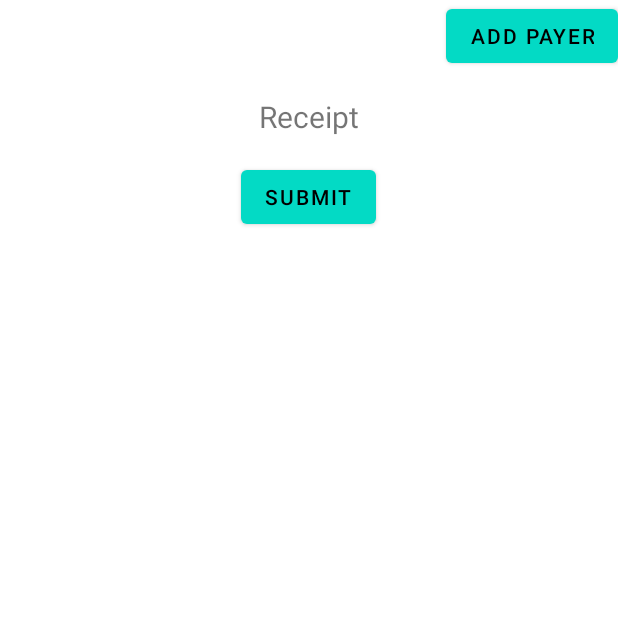
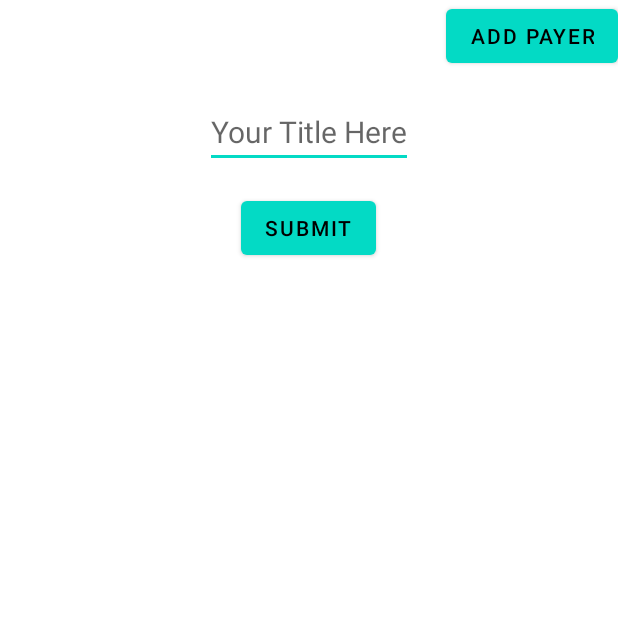
Before and after one commit to johnbkariuki/CS65-Project, an Android app: the ReceiptActivity screen opened directly, with no data from a screen before it, on a phone screen of 412 x 824 dp, the top half of it. Run offline under Robolectric (Android 15) with nearby library versions, the phone set to English and light mode, and no system bars; our stand-ins replace Firebase (no records; nobody signed in at launch, a user with empty details on screens opened directly), navigation-ui; libraries missing offline, so code that uses them is left out: com.google.mlkit.vision, com.theartofdev.edmodo; 4 statements that could not run were skipped.

Commit message:
added history

```diff
--- a/CheckMate/app/build.gradle
+++ b/CheckMate/app/build.gradle
@@ -88,4 +88,5 @@ dependencies {
     implementation "androidx.room:room-ktx:2.3.0"
     kapt "androidx.room:room-compiler:2.3.0"
     androidTestImplementation "androidx.room:room-testing:2.3.0"
+    implementation "androidx.lifecycle:lifecycle-livedata-ktx:2.4.0"
 }
--- a/CheckMate/app/src/main/AndroidManifest.xml
+++ b/CheckMate/app/src/main/AndroidManifest.xml
@@ -8,7 +8,7 @@
     <uses-permission android:name="android.permission.READ_EXTERNAL_STORAGE" />
 
     <application
-        android:allowBackup="true"
+        android:allowBackup="false"
         android:icon="@mipmap/ic_launcher"
         android:label="@string/app_name"
         android:roundIcon="@mipmap/ic_launcher_round"
--- a/CheckMate/app/src/main/java/com/example/checkmate/MainActivity.kt
+++ b/CheckMate/app/src/main/java/com/example/checkmate/MainActivity.kt
@@ -8,6 +8,10 @@ import android.os.Bundle
 import androidx.navigation.findNavController
 import androidx.navigation.ui.setupWithNavController
 import com.google.android.material.bottomnavigation.BottomNavigationView
+import com.google.firebase.auth.FirebaseAuth
+import com.google.firebase.auth.FirebaseUser
+import com.google.firebase.database.DatabaseReference
+import com.google.firebase.firestore.FirebaseFirestore
 
 class MainActivity : AppCompatActivity() {
     private var loggedIn = false
@@ -15,17 +19,33 @@ class MainActivity : AppCompatActivity() {
     private lateinit var pref: SharedPreferences
     private lateinit var editor: SharedPreferences.Editor
 
+    private lateinit var mFirebaseAuth: FirebaseAuth
+    private lateinit var mFirebaseUser: FirebaseUser
+    private lateinit var mUserId: String
+    private lateinit var mDatabase: DatabaseReference
+    private lateinit var mFirebaseFirestore: FirebaseFirestore
+    private lateinit var mCurrUser: FirebaseUser
+
+    private lateinit var username: String
+
+    companion object {
+        val LOGGED_IN_KEY = "logged_in_key"
+        val MY_PREFERENCES = "My_Preferences"
+        val USERNAME_KEY = "username key"
+    }
+
     override fun onCreate(savedInstanceState: Bundle?) {
         super.onCreate(savedInstanceState)
         setContentView(R.layout.activity_main)
 
         pref = getSharedPreferences(MY_PREFERENCES, Context.MODE_PRIVATE)
         loggedIn = pref.getBoolean(LOGGED_IN_KEY, false)
+//        loggedIn = false
 
         if(!loggedIn){
             logInIntent = Intent(this, SignInSignUpActivity::class.java)
             startActivity(logInIntent)
-        } else{
+        } else {
             // setting up bottom navigation menu
             val bottomNavigationView = findViewById<BottomNavigationView>(R.id.bottom_navigation_view)
             val navController = findNavController(R.id.nav_fragment)
@@ -66,9 +86,4 @@ class MainActivity : AppCompatActivity() {
         //startActivity(logInIntent)
     }
      */
-
-    companion object {
-        val LOGGED_IN_KEY = "logged_in_key"
-        val MY_PREFERENCES = "My_Preferences"
-    }
 }
--- a/CheckMate/app/src/main/java/com/example/checkmate/ReceiptActivity.kt
+++ b/CheckMate/app/src/main/java/com/example/checkmate/ReceiptActivity.kt
@@ -22,6 +22,7 @@ import com.google.firebase.auth.FirebaseAuth
 import com.google.firebase.auth.FirebaseUser
 import com.google.firebase.database.DatabaseReference
 import com.google.firebase.database.FirebaseDatabase
+import com.google.firebase.firestore.FirebaseFirestore
 import java.lang.NumberFormatException
 import java.util.*
 import kotlin.collections.ArrayList
@@ -35,7 +36,7 @@ class ReceiptActivity : AppCompatActivity() {
     // for UI
     private lateinit var addPayerButton: Button
     private lateinit var receiptListView: ListView
-    private var receiptList = ArrayList<Pair<String, Float>>()
+    private var receiptList = ArrayList<Pair<String, String>>()
     private lateinit var adapterEntry: ReceiptEntryListAdapter
 
     // for firebase
@@ -43,10 +44,12 @@ class ReceiptActivity : AppCompatActivity() {
     private lateinit var mFirebaseUser: FirebaseUser
     private lateinit var mUserId: String
     private lateinit var mDatabase: DatabaseReference
+    private lateinit var mFirebaseFirestore: FirebaseFirestore
+    private lateinit var mCurrUser: FirebaseUser
 
     // for saving receipt
     private lateinit var receiptEntry: ReceiptEntry
-    private var title = ""
+    private var title = "No Title"
     private var date = ""
     private var payer = ""
     private var priceList = arrayListOf<String>()
@@ -95,6 +98,37 @@ class ReceiptActivity : AppCompatActivity() {
         mDatabase = FirebaseDatabase.getInstance().reference
         mFirebaseUser = mFirebaseAuth.currentUser!!
         mUserId = mFirebaseUser.uid
+
+        // load firebase and firestore
+        mFirebaseAuth = FirebaseAuth.getInstance()
+        mFirebaseFirestore = FirebaseFirestore.getInstance()
+
+        // get username of current user; automatically payer
+//        val pref = getSharedPreferences(MainActivity.MY_PREFERENCES, Context.MODE_PRIVATE)
+//        payer = pref.getString(MainActivity.USERNAME_KEY, "").toString()
+
+
+        val pref = getSharedPreferences(MainActivity.MY_PREFERENCES, Context.MODE_PRIVATE)
+        val email = pref.getString(SignUpActivity.EMAIL_KEY, "")!!
+        val password = pref.getString(SignUpActivity.PASSWORD_KEY, "")!!
+
+        // firebase and load the view
+        mFirebaseAuth = FirebaseAuth.getInstance()
+        mFirebaseFirestore = FirebaseFirestore.getInstance()
+        mFirebaseAuth.signInWithEmailAndPassword(email, password)
+
+        if (mFirebaseAuth.currentUser != null) {
+            mCurrUser = mFirebaseAuth.currentUser!!
+            mUserId = mCurrUser.uid
+        }
+
+        // get username
+        mFirebaseFirestore.collection("users").document(mUserId).get()
+            .addOnSuccessListener {
+                // if logged in
+                payer = it.data!!["username"].toString()
+
+            }
 
         // display button for payer addition
         addPayerButton = findViewById<Button>(R.id.add_payer_button)
@@ -154,6 +188,8 @@ class ReceiptActivity : AppCompatActivity() {
     // displaying photo
     fun displayReceipt(text: Text){
 
+
+
         val blocks = text.textBlocks
         // loop through text blocks
         for (i in 0 until blocks.size) {
@@ -167,13 +203,20 @@ class ReceiptActivity : AppCompatActivity() {
                 // if on receipt line item
                 if (line.text[0] == '$' || isPrice(line.text)) {
                     val item = blocks[i - 1].lines[j].text
-                    val price = line.text.slice(IntRange(1, line.text.length - 1)).toFloat()
+                    var price = line.text
+                    if (price[0] == '$') {
+                        price = price.slice(IntRange(1, line.text.length - 1))
+                    }
                     // display receipt line item
                     val receiptItem = Pair(item, price)
                     receiptList.add(receiptItem)
+                    // store to arrays for eventual database storage
+                    priceList.add(price)
+                    itemList.add(item)
 
                 }
             }
+            println("debug: priceList = $priceList")
         }
         adapterEntry.notifyDataSetChanged()
     }
@@ -190,12 +233,30 @@ class ReceiptActivity : AppCompatActivity() {
         // create entry object
         receiptEntry = ReceiptEntry()
 
+        // get user-inputted title
+        val titleEditText = findViewById<EditText>(R.id.receipt_title)
+        title = titleEditText.text.toString()
+
         // get current date
         val calendar = Calendar.getInstance()
         val month = MONTHS[calendar.get(Calendar.MONTH)]
         val day = calendar.get(Calendar.DAY_OF_MONTH)
         val year = calendar.get(Calendar.YEAR)
         date = "$month $day $year"
+
+        // getting payerList based on map stored in adapter
+        val payersMap = adapterEntry.payersMapStore
+        // create list where index = receipt row and value is payer username for that item
+        for (i in 0 until priceList.size) {
+            println("debug: index = i")
+            // if row has not been assigned payer: current user is payer
+            if (payersMap.containsKey(i)) {
+                payerList.add(payersMap[i]!!)
+            } else {
+                println("debug: key not found, $i")
+                payerList.add(payer)
+            }
+        }
 
         // setting entry column values
         receiptEntry.title = title
@@ -207,7 +268,6 @@ class ReceiptActivity : AppCompatActivity() {
 
         // insert into database
         receiptEntryViewModel.insert(receiptEntry)
-
     }
 
     // for when user submits receipt
--- a/CheckMate/app/src/main/java/com/example/checkmate/ReceiptEntryDatabaseDao.kt
+++ b/CheckMate/app/src/main/java/com/example/checkmate/ReceiptEntryDatabaseDao.kt
@@ -23,4 +23,7 @@ interface ReceiptEntryDatabaseDao {
     @Query("DELETE FROM receipt_entry_table WHERE id = :key") //":" indicates that it is a Bind variable
     suspend fun deleteReceiptEntry(key: Long)
 
+//    @Query("SELECT * FROM receipt_entry_table WHERE payer_column = :username")
+//    fun getReceiptEntry(username: String): Flow<List<ReceiptEntry>>
+
 }
--- a/CheckMate/app/src/main/java/com/example/checkmate/ReceiptEntryListAdapter.kt
+++ b/CheckMate/app/src/main/java/com/example/checkmate/ReceiptEntryListAdapter.kt
@@ -8,13 +8,13 @@ import androidx.lifecycle.LiveData
 import androidx.lifecycle.MutableLiveData
 
 // for formatting items in the receipt list
-class ReceiptEntryListAdapter(val context: Context, var receiptList: List<Pair<String, Float>>) : BaseAdapter(){
+class ReceiptEntryListAdapter(val context: Context, var receiptList: List<Pair<String, String>>) : BaseAdapter(){
 
     private lateinit var selectPayerButton: Button
 
     // key = row position, value = payer username
-    private val payersMapStore = mutableMapOf<Int, String>()
-    private val _payersMap = MutableLiveData<MutableMap<Int, String>>()
+    val payersMapStore = mutableMapOf<Int, String>()
+    val _payersMap = MutableLiveData<MutableMap<Int, String>>()
     val payersMap: LiveData<MutableMap<Int, String>>
         get() {
             return _payersMap
--- a/CheckMate/app/src/main/res/layout/activity_receipt.xml
+++ b/CheckMate/app/src/main/res/layout/activity_receipt.xml
@@ -13,11 +13,13 @@
         android:text="@string/add_payer_button"
         android:layout_gravity="end"/>
 
-    <TextView
+    <EditText
+        android:id="@+id/receipt_title"
         android:layout_width="wrap_content"
         android:layout_height="wrap_content"
         android:layout_margin="@dimen/text_margin"
-        android:text="@string/receipt_header"
+        android:hint="@string/receipt_title_hint"
+        android:inputType="text"
         android:layout_gravity="center"
         android:textSize="20sp"/>
 
--- a/CheckMate/app/src/main/res/values/colors.xml
+++ b/CheckMate/app/src/main/res/values/colors.xml
@@ -7,4 +7,5 @@
     <color name="teal_700">#FF018786</color>
     <color name="black">#FF000000</color>
     <color name="white">#FFFFFFFF</color>
+    <color name="dark_red">#8B0000</color>
 </resources>
--- a/CheckMate/app/src/main/res/values/strings.xml
+++ b/CheckMate/app/src/main/res/values/strings.xml
@@ -11,8 +11,11 @@
     <!-- receipt activity  -->
     <string name="submit_button">Submit</string>
     <string name="title_activity_receipt">PaymentActivity</string>
-    <string name="receipt_header">Receipt</string>
+    <string name="receipt_title_hint">Your Title Here</string>
     <string name="add_payer_button">Add Payer</string>
+
+    <!--  history fragment  -->
+    <string name="history_header">Your Payment Activity</string>
 
     <!-- sign in/sign up activities -->
     <string name="sign_in">Sign In</string>
```
Also changed, not shown: CheckMate/app/src/main/java/com/example/checkmate/HistoryFragment.kt (+59 -18 lines), CheckMate/app/src/main/java/com/example/checkmate/HistoryListAdapter.kt (added, +79 -0 lines), CheckMate/app/src/main/java/com/example/checkmate/ReceiptEntryViewModel.kt (+11 -9 lines), CheckMate/app/src/main/res/layout/fragment_history.xml (+14 -5 lines), CheckMate/app/src/main/res/layout/layout_historylist_adapter.xml (added, +33 -0 lines).
